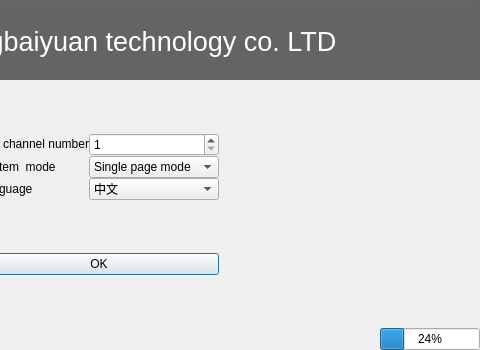
This is Main/Setting/main_dialog.ui in 519984307/Container_Multiple_Channels_20200522 as Qt 5 draws it before an edit; both pictures show x 282 to 762 and y 0 to 350 of the 762 by 350 pixel window. The edited form follows.
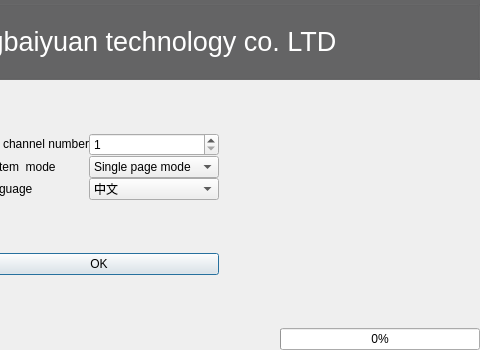
This is the edited form. Icons and pictures are not drawn.

The edit to the form file:
```diff
--- a/Main/Setting/main_dialog.ui
+++ b/Main/Setting/main_dialog.ui
@@ -727,12 +727,12 @@
       <widget class="QProgressBar" name="progressBar">
        <property name="maximumSize">
         <size>
-         <width>100</width>
+         <width>200</width>
          <height>16777215</height>
         </size>
        </property>
        <property name="value">
-        <number>24</number>
+        <number>0</number>
        </property>
       </widget>
      </item>
```
